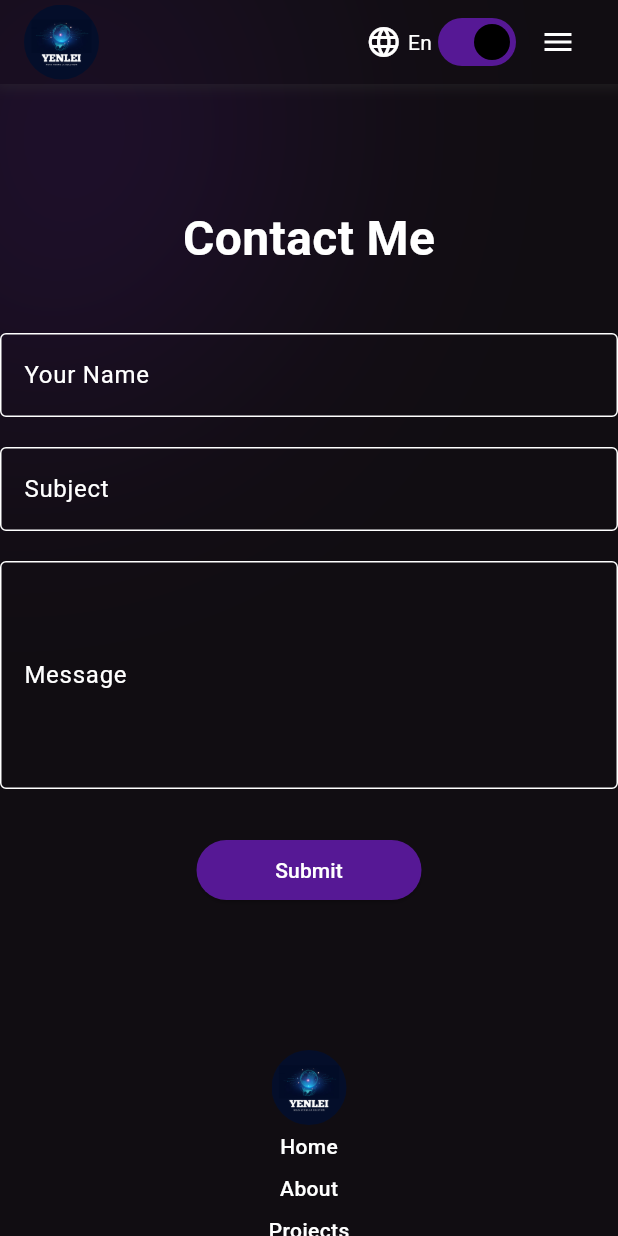
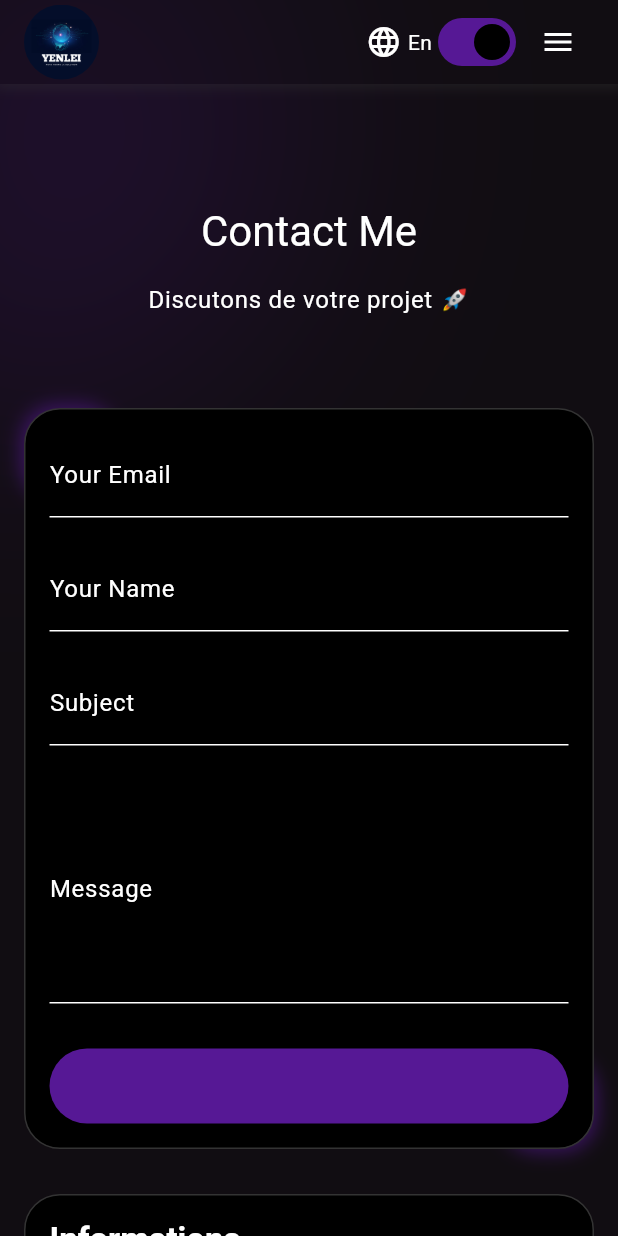
Before and after one commit to Georgesthierry/mon_saas, a Flutter app: the ContactMe screen opened by its route, on a phone screen of 412 x 824 dp. Run offline on Flutter 3.47's test engine with Material 3 defaults, Android fonts, the phone set to English and light mode, and no system bars; our stand-ins replace dotted_line, flutter_riverpod, flutter_svg, gap, go_router, riverpod_annotation and 1 more; missing offline and left inert: seo_renderer; accounts and stored records are empty; generated files the repository leaves out were written again; network calls fail.

Commit message:
logique pour envoye de mail

```diff
--- a/frontend_flutter/lib/commons/constantes/api_constants.dart
+++ b/frontend_flutter/lib/commons/constantes/api_constants.dart
@@ -6,4 +6,5 @@ class ApiConstants {
   static const String experiences = "/experiences/";
   static const String testimonies = "/testimonies/";
   static const String services = "/services/";
+  static const String contact = "/contact/";
 }
--- a/frontend_flutter/lib/src/contact/contacte_me.dart
+++ b/frontend_flutter/lib/src/contact/contacte_me.dart
@@ -1,5 +1,11 @@
+import 'dart:convert';
+
 import 'package:flutter/material.dart';
+import 'package:http/http.dart' as http;
+import 'package:yenlei_flutter/commons/constantes/api_constants.dart';
+import 'package:yenlei_flutter/commons/constantes/extensions.dart';
 import 'package:yenlei_flutter/commons/widgets/app_scaffold.dart';
+import 'package:yenlei_flutter/commons/widgets/styled_card.dart';
 
 class ContactMe extends StatefulWidget {
   const ContactMe({super.key});
@@ -14,92 +20,220 @@ class _ContactMeState extends State<ContactMe> {
   final TextEditingController nameController = TextEditingController();
   final TextEditingController subjectController = TextEditingController();
   final TextEditingController messageController = TextEditingController();
+  final TextEditingController emailController = TextEditingController();
+
+  bool isValidEmail(String email) {
+    final emailRegex = RegExp(
+      r'^[\w-\.]+@([\w-]+\.)+[\w-]{2,4}$',
+    );
+    return emailRegex.hasMatch(email);
+  }
+
+  Future<void> sendContact() async {
+    final url = Uri.parse("${ApiConstants.baseUrl}${ApiConstants.contact}");
+
+    final response = await http.post(
+      url,
+      headers: {"Content-Type": "application/json"},
+      body: jsonEncode({
+        "name": nameController.text,
+        "email": emailController.text,
+        "subject": subjectController.text,
+        "message": messageController.text,
+      }),
+    );
+
+    if (response.statusCode != 200) {
+      throw Exception("Erreur envoi message");
+    }
+  }
 
   @override
   Widget build(BuildContext context) {
     return AppScaffold(
       slivers: [
         SliverToBoxAdapter(
-          child: Center(
-            child: Container(
-              width: 600,
+          child: Padding(
             padding: const EdgeInsets.symmetric(vertical: 80),
-              child: Form(
-                key: _formKey,
             child: Column(
               children: [
-                    const Text(
+                Text(
                   "Contact Me",
-                      style: TextStyle(
-                        fontSize: 32,
-                        fontWeight: FontWeight.bold,
+                  style: Theme.of(context).textTheme.headlineMedium,
                 ),
+                const SizedBox(height: 16),
+                Text(
+                  "Discutons de votre projet 🚀",
+                  style: Theme.of(context).textTheme.bodyLarge,
                 ),
-                    const SizedBox(height: 40),
+                const SizedBox(height: 60),
 
-                    /// NAME
-                    TextFormField(
-                      controller: nameController,
-                      decoration: const InputDecoration(
-                        labelText: "Your Name",
-                        border: OutlineInputBorder(),
-                      ),
-                      validator: (value) =>
-                      value!.isEmpty ? "Enter your name" : null,
-                    ),
-                    const SizedBox(height: 20),
-
-                    /// SUBJECT
-                    TextFormField(
-                      controller: subjectController,
-                      decoration: const InputDecoration(
-                        labelText: "Subject",
-                        border: OutlineInputBorder(),
-                      ),
-                      validator: (value) =>
-                      value!.isEmpty ? "Enter subject" : null,
-                    ),
-                    const SizedBox(height: 20),
-
-                    /// MESSAGE
-                    TextFormField(
-                      controller: messageController,
-                      maxLines: 5,
-                      decoration: const InputDecoration(
-                        labelText: "Message",
-                        border: OutlineInputBorder(),
-                      ),
-                      validator: (value) =>
-                      value!.isEmpty ? "Enter message" : null,
-                    ),
-                    const SizedBox(height: 30),
-
-                    SizedBox(
-                      width: 150,
-                      child: ElevatedButton(
-                        onPressed: () {
-                          if (_formKey.currentState!.validate()) {
-                            print(nameController.text);
-                            print(subjectController.text);
-                            print(messageController.text);
-
-                            ScaffoldMessenger.of(context).showSnackBar(
-                              const SnackBar(
-                                content: Text("Message sent successfully!"),
-                              ),
-                            );
-                          }
-                        },
-                        child: const Text("Submit"),
-                      ),
-                    )
+                context.isDesktop
+                    ? _ContactDesktop(context)
+                    : _ContactMobile(context),
               ],
-                ),
-              ),
             ),
           ),
         ),
       ],
     );
   }
+
+  /// ================= DESKTOP =================
+  Widget _ContactDesktop(BuildContext context) {
+    return Padding(
+      padding: EdgeInsets.symmetric(horizontal: context.insets.padding),
+      child: Row(
+        crossAxisAlignment: CrossAxisAlignment.start,
+        children: [
+          /// FORM
+          Expanded(
+            flex: 2,
+            child: StyledCard(
+              borderEffect: true,
+              child: _buildForm(context),
+            ),
+          ),
+
+          const SizedBox(width: 40),
+
+          /// CONTACT INFO
+          Expanded(
+            child: StyledCard(
+              child: _buildContactInfo(context),
+            ),
+          ),
+        ],
+      ),
+    );
   }
+
+  /// ================= MOBILE =================
+  Widget _ContactMobile(BuildContext context) {
+    return Padding(
+      padding: EdgeInsets.symmetric(horizontal: context.insets.padding),
+      child: Column(
+        children: [
+          StyledCard(
+            borderEffect: true,
+            child: _buildForm(context),
+          ),
+          const SizedBox(height: 30),
+          StyledCard(
+            child: _buildContactInfo(context),
+          ),
+        ],
+      ),
+    );
+  }
+
+  /// ================= FORM =================
+  Widget _buildForm(BuildContext context) {
+    return Form(
+      key: _formKey,
+      child: Column(
+        children: [
+          TextFormField(
+            controller: emailController,
+            decoration: const InputDecoration(labelText: "Your Email"),
+            validator: (value) {
+              if (value == null || value.isEmpty) {
+                return "Enter your email";
+              }
+              if (!isValidEmail(value)) {
+                return "Enter valid email";
+              }
+              return null;
+            },
+          ),
+          const SizedBox(height: 20),
+          TextFormField(
+            controller: nameController,
+            decoration: const InputDecoration(labelText: "Your Name"),
+            validator: (value) =>
+            value!.isEmpty ? "Enter your name" : null,
+          ),
+          const SizedBox(height: 20),
+          TextFormField(
+            controller: subjectController,
+            decoration: const InputDecoration(labelText: "Subject"),
+            validator: (value) =>
+            value!.isEmpty ? "Enter subject" : null,
+          ),
+          const SizedBox(height: 20),
+          TextFormField(
+            controller: messageController,
+            maxLines: 5,
+            decoration: const InputDecoration(labelText: "Message"),
+            validator: (value) =>
+            value!.isEmpty ? "Enter message" : null,
+          ),
+          const SizedBox(height: 30),
+          SizedBox(
+            width: double.infinity,
+            height: 50,
+            child: ElevatedButton(
+              onPressed: () async {
+                if (_formKey.currentState!.validate()) {
+                  try {
+                    await sendContact();
+
+                    ScaffoldMessenger.of(context).showSnackBar(
+                      const SnackBar(content: Text("Message envoyé ✅")),
+                    );
+
+                    nameController.clear();
+                    emailController.clear();
+                    subjectController.clear();
+                    messageController.clear();
+                  } catch (e) {
+                    ScaffoldMessenger.of(context).showSnackBar(
+                      SnackBar(content: Text("Erreur : $e")),
+                    );
+                  }
+                }
+              },
+              child: const Padding(
+                padding: EdgeInsets.symmetric(vertical: 14),
+                child: Text("Send Message"),
+              ),
+            ),
+          )
+        ],
+      ),
+    );
+  }
+
+  /// ================= CONTACT INFO =================
+  Widget _buildContactInfo(BuildContext context) {
+    return Column(
+      crossAxisAlignment: CrossAxisAlignment.start,
+      children: [
+        Text(
+          "Informations",
+          style: Theme.of(context)
+              .textTheme
+              .titleLarge
+              ?.copyWith(fontWeight: FontWeight.bold),
+        ),
+        const SizedBox(height: 20),
+
+        _contactItem(Icons.email, "contact@yenlei.com"),
+        const SizedBox(height: 15),
+        _contactItem(Icons.phone, "+22507491638"),
+        const SizedBox(height: 15),
+        _contactItem(Icons.location_on, "Cote d'ivoire"),
+      ],
+    );
+  }
+
+  Widget _contactItem(IconData icon, String text) {
+    return Row(
+      children: [
+        Icon(icon),
+        const SizedBox(width: 12),
+        Expanded(child: Text(text)),
+      ],
+    );
+  }
+}
--- a/frontend_flutter/lib/src/service/service_page.dart
+++ b/frontend_flutter/lib/src/service/service_page.dart
@@ -135,8 +135,7 @@ class _ServiceCardContent extends StatelessWidget {
           service.icon,
           height: 48,
           width: 48,
-          errorBuilder: (_, __, ___) =>
-          const Icon(Icons.image_not_supported),
+          errorBuilder: (_, __, ___) =>Icon(Icons.auto_awesome,color:Theme.of(context).colorScheme.primary),
         ),
 
         const SizedBox(height: 20),
@@ -148,9 +147,7 @@ class _ServiceCardContent extends StatelessWidget {
               .titleLarge
               ?.copyWith(fontWeight: FontWeight.bold),
         ),
-
         const SizedBox(height: 12),
-
         Expanded(
           child: Text(
             service.description,
```
Also changed, not shown: 3 other files. Lines whose indentation alone changed are shown as unchanged.
